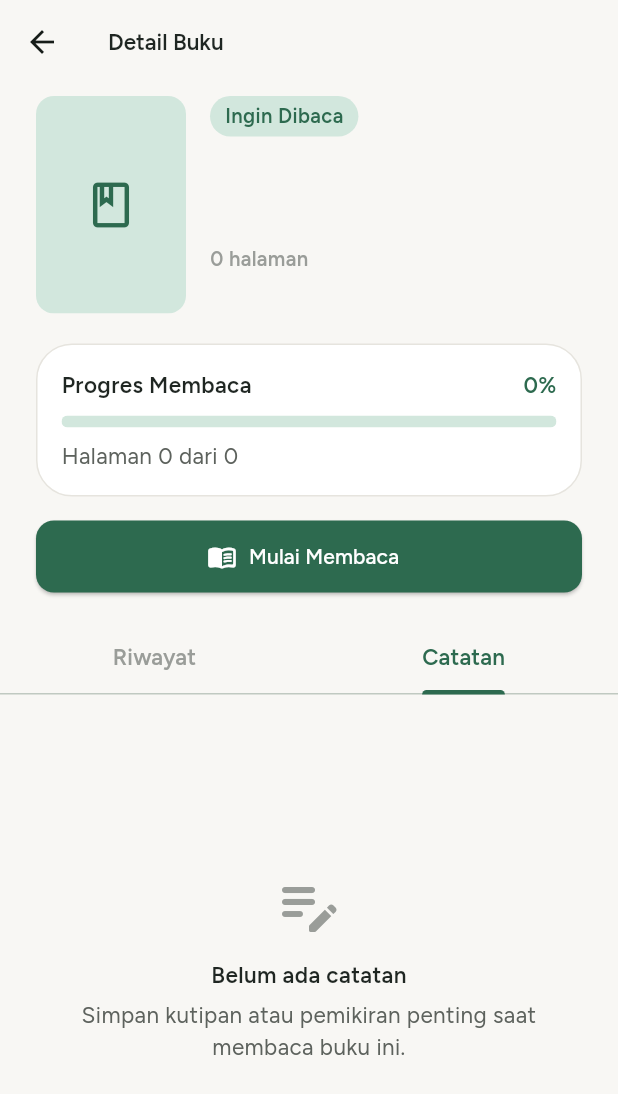
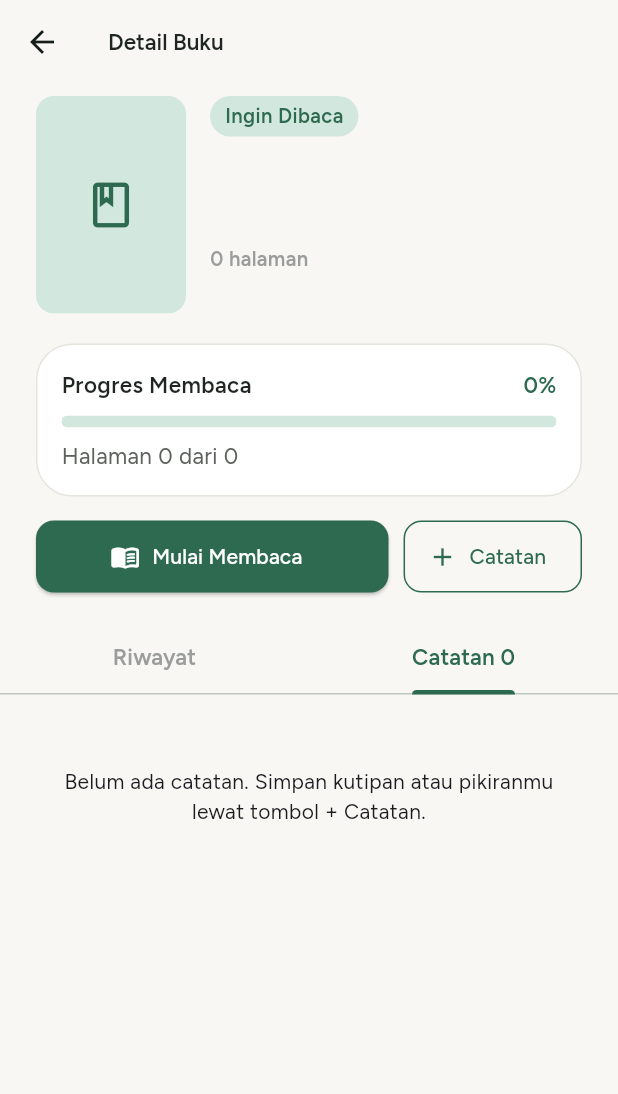
Before and after one commit to NashiwaInsan/Bacakala, a Flutter app: the BookDetailScreen screen opened directly with empty values, tab 2 chosen, on a phone screen of 412 x 824 dp. Shown: the top 1094 px of the screen. Run offline on Flutter 3.47's test engine with Material 3 defaults, Android fonts, the phone set to English and light mode, and no system bars; our stand-ins replace flutter_dotenv, flutter_local_notifications, flutter_timezone, google_fonts, image_picker, material_ui and 3 more; accounts and stored records are empty.

Commit message:
feat: catatan, statistik, klub, fix bug

```diff
--- a/lib/screens/book_detail_screen.dart
+++ b/lib/screens/book_detail_screen.dart
@@ -1,10 +1,12 @@
 import 'package:material_ui/material_ui.dart';
 
-import '../../models/book.dart';
-import '../../services/auth_service.dart';
-import '../../services/book_service.dart';
-import '../../theme/app_theme.dart';
-import '../../widgets/progress_bar.dart';
+import 'package:bacakala/models/book.dart';
+import 'package:bacakala/screens/notes/note_form_screen.dart';
+import 'package:bacakala/services/auth_service.dart';
+import 'package:bacakala/services/book_service.dart';
+import 'package:bacakala/theme/app_theme.dart';
+import 'package:bacakala/widgets/note_list_tab.dart';
+import 'package:bacakala/widgets/progress_bar.dart';
 
 class BookDetailScreen extends StatefulWidget {
   final String bookId;
@@ -24,10 +26,14 @@ class BookDetailScreen extends StatefulWidget {
 
 class _BookDetailScreenState extends State<BookDetailScreen> {
   final _bookService = BookService();
+  final _notesKey = GlobalKey<NoteListTabState>();
 
   Book? _book;
   bool _loading = true;
   String? _error;
+
+  /// Jumlah catatan untuk label tab, diisi oleh NoteListTab.
+  int? _jumlahCatatan;
 
   @override
   void initState() {
@@ -57,6 +63,22 @@ class _BookDetailScreenState extends State<BookDetailScreen> {
     ScaffoldMessenger.of(context)
       ..hideCurrentSnackBar()
       ..showSnackBar(const SnackBar(content: Text('Sesi membaca segera hadir')));
+  }
+
+  /// Membuka Form Catatan, lalu memuat ulang tab Catatan jika ada perubahan.
+  Future<void> _tambahCatatan(Book book) async {
+    final hasil = await Navigator.push<NoteFormResult>(
+      context,
+      MaterialPageRoute(
+        builder: (_) => NoteFormScreen(
+          bookId: widget.bookId,
+          bookTitle: book.judul,
+          lastPage: book.halamanTerakhir,
+          totalPages: book.totalHalaman,
+        ),
+      ),
+    );
+    if (hasil != null) _notesKey.currentState?.reload();
   }
 
   String _labelStatus(String status) {
@@ -139,26 +161,7 @@ class _BookDetailScreenState extends State<BookDetailScreen> {
                 const SizedBox(height: 20),
                 _buildProgressCard(book),
                 const SizedBox(height: 16),
-                SizedBox(
-                  width: double.infinity,
-                  height: 48,
-                  child: ElevatedButton.icon(
-                    onPressed: _segeraHadir,
-                    icon: const Icon(Icons.menu_book_rounded, size: 20),
-                    label: Text(
-                      book.halamanTerakhir > 0
-                          ? 'Lanjutkan Membaca'
-                          : 'Mulai Membaca',
-                    ),
-                    style: ElevatedButton.styleFrom(
-                      backgroundColor: AppColors.primary,
-                      foregroundColor: AppColors.white,
-                      shape: RoundedRectangleBorder(
-                        borderRadius: BorderRadius.circular(12),
-                      ),
-                    ),
-                  ),
-                ),
+                _buildActions(book),
               ],
             ),
           ),
@@ -171,9 +174,13 @@ class _BookDetailScreenState extends State<BookDetailScreen> {
               unselectedLabelColor: AppColors.textHint,
               indicatorColor: AppColors.primary,
               labelStyle: AppText.bodyStrong,
-              tabs: const [
-                Tab(text: 'Riwayat'),
-                Tab(text: 'Catatan'),
+              tabs: [
+                const Tab(text: 'Riwayat'),
+                Tab(
+                  text: _jumlahCatatan == null
+                      ? 'Catatan'
+                      : 'Catatan $_jumlahCatatan',
+                ),
               ],
             ),
           ),
@@ -186,13 +193,62 @@ class _BookDetailScreenState extends State<BookDetailScreen> {
             judul: 'Belum ada riwayat membaca',
             deskripsi: 'Riwayat sesi membacamu untuk buku ini akan muncul di sini.',
           ),
-          _buildEmptyTab(
-            icon: Icons.edit_note_rounded,
-            judul: 'Belum ada catatan',
-            deskripsi: 'Simpan kutipan atau pemikiran penting saat membaca buku ini.',
+          SingleChildScrollView(
+            padding: const EdgeInsets.fromLTRB(24, 16, 24, 24),
+            child: NoteListTab(
+              key: _notesKey,
+              bookId: widget.bookId,
+              bookTitle: book.judul,
+              lastPage: book.halamanTerakhir,
+              totalPages: book.totalHalaman,
+              onCountChanged: (jumlah) {
+                if (mounted) setState(() => _jumlahCatatan = jumlah);
+              },
+            ),
           ),
         ],
       ),
+    );
+  }
+
+  /// Tombol Mulai/Lanjutkan Membaca dan + Catatan (Bab 2.2.4 poin 2).
+  Widget _buildActions(Book book) {
+    final shape = RoundedRectangleBorder(borderRadius: BorderRadius.circular(12));
+
+    return Row(
+      children: [
+        Expanded(
+          child: SizedBox(
+            height: 48,
+            child: ElevatedButton.icon(
+              onPressed: _segeraHadir,
+              icon: const Icon(Icons.menu_book_rounded, size: 20),
+              label: Text(
+                book.halamanTerakhir > 0 ? 'Lanjutkan Membaca' : 'Mulai Membaca',
+              ),
+              style: ElevatedButton.styleFrom(
+                backgroundColor: AppColors.primary,
+                foregroundColor: AppColors.white,
+                shape: shape,
+              ),
+            ),
+          ),
+        ),
+        const SizedBox(width: 10),
+        SizedBox(
+          height: 48,
+          child: OutlinedButton.icon(
+            onPressed: () => _tambahCatatan(book),
+            icon: const Icon(Icons.add, size: 20),
+            label: const Text('Catatan'),
+            style: OutlinedButton.styleFrom(
+              foregroundColor: AppColors.primary,
+              side: const BorderSide(color: AppColors.primary),
+              shape: shape,
+            ),
+          ),
+        ),
+      ],
     );
   }
 
@@ -351,6 +407,8 @@ class _TabBarDelegate extends SliverPersistentHeaderDelegate {
     );
   }
 
+  // Dibangun ulang agar angka di label tab Catatan ikut berubah.
   @override
-  bool shouldRebuild(covariant _TabBarDelegate oldDelegate) => false;
+  bool shouldRebuild(covariant _TabBarDelegate oldDelegate) =>
+      oldDelegate.tabBar != tabBar;
 }
--- a/lib/screens/clubs/club_detail_screen.dart
+++ b/lib/screens/clubs/club_detail_screen.dart
@@ -1,4 +1,4 @@
-import 'package:flutter/material.dart';
+import 'package:material_ui/material_ui.dart';
 import 'package:flutter/services.dart';
 
 import '../../models/club.dart';
--- a/lib/screens/clubs/club_form_screen.dart
+++ b/lib/screens/clubs/club_form_screen.dart
@@ -1,4 +1,4 @@
-import 'package:flutter/material.dart';
+import 'package:material_ui/material_ui.dart';
 import 'package:flutter/services.dart';
 
 import '../../models/club.dart';
@@ -190,6 +190,7 @@ class _ClubFormScreenState extends State<ClubFormScreen> {
             _PickerTile(
               onTap: _pickBook,
               hasError: _bookError,
+              trailing: const Icon(Icons.chevron_right),
               child: _book == null
                   ? Text('Pilih dari rak buku', style: theme.textTheme.bodyLarge?.copyWith(
                       color: colors.onSurfaceVariant))
@@ -201,20 +202,19 @@ class _ClubFormScreenState extends State<ClubFormScreen> {
                             style: theme.textTheme.bodySmall),
                       ],
                     ),
-              trailing: const Icon(Icons.chevron_right),
             ),
             const SizedBox(height: 18),
             _FieldLabel('Target selesai', error: _targetError ? 'Pilih tanggal target' : null),
             _PickerTile(
               onTap: _pickTarget,
               hasError: _targetError,
+              trailing: const Icon(Icons.calendar_today_outlined, size: 20),
               child: Text(
                 _target == null ? 'Pilih tanggal' : DateLabel.full(_target!),
                 style: theme.textTheme.bodyLarge?.copyWith(
                   color: _target == null ? colors.onSurfaceVariant : null,
                 ),
               ),
-              trailing: const Icon(Icons.calendar_today_outlined, size: 20),
             ),
             if (_paceText != null) ...[
               const SizedBox(height: 8),
--- a/lib/screens/notes/note_form_screen.dart
+++ b/lib/screens/notes/note_form_screen.dart
@@ -1,4 +1,4 @@
-import 'package:flutter/material.dart';
+import 'package:material_ui/material_ui.dart';
 import 'package:flutter/services.dart';
 
 import '../../models/note.dart';
--- a/lib/screens/splash_screen.dart
+++ b/lib/screens/splash_screen.dart
@@ -2,6 +2,7 @@ import 'package:material_ui/material_ui.dart';
 
 import '../services/auth_service.dart';
 import '../theme/app_theme.dart';
+
 
 /// Layar awal: cek sesi, lalu arahkan ke /home atau /login.
 class SplashScreen extends StatefulWidget {
--- a/lib/widgets/note_list_tab.dart
+++ b/lib/widgets/note_list_tab.dart
@@ -1,4 +1,4 @@
-import 'package:flutter/material.dart';
+import 'package:material_ui/material_ui.dart';
 
 import '../models/note.dart';
 import '../screens/notes/note_form_screen.dart';
@@ -7,10 +7,10 @@ import '../utils/date_label.dart';
 
 /// Isi tab Catatan di halaman Detail Buku (Bab 2.2.6 poin 1).
 ///
-/// Dipasang di BookDetailScreen, contoh:
-///   final _notesKey = GlobalKey<NoteListTabState>();
-///   NoteListTab(key: _notesKey, bookId: ..., bookTitle: ...,
-///               lastPage: ..., totalPages: ...)
+/// Dipasang di BookDetailScreen: buat GlobalKey bertipe NoteListTabState,
+/// pasang NoteListTab(key: ..., bookId: ..., bookTitle: ..., lastPage: ...,
+/// totalPages: ...), lalu panggil currentState?.reload() setelah form
+/// catatan ditutup.
 /// Setelah tombol "+ Catatan" membuka form dan kembali, panggil
 /// `_notesKey.currentState?.reload()`.
 class NoteListTab extends StatefulWidget {
@@ -298,7 +298,7 @@ class _Message extends StatelessWidget {
             textAlign: TextAlign.center,
             style: Theme.of(context).textTheme.bodyMedium,
           ),
-          if (action != null) action!,
+         ?action,
         ],
       ),
     );
```
Also changed, not shown: lib/main.dart (+9 -1 lines), lib/screens/clubs/club_list_screen.dart (+5 -3 lines), lib/screens/stats/stats_screen.dart (+5 -3 lines), lib/widgets/bottom_nav_bar.dart (+25 -5 lines).
